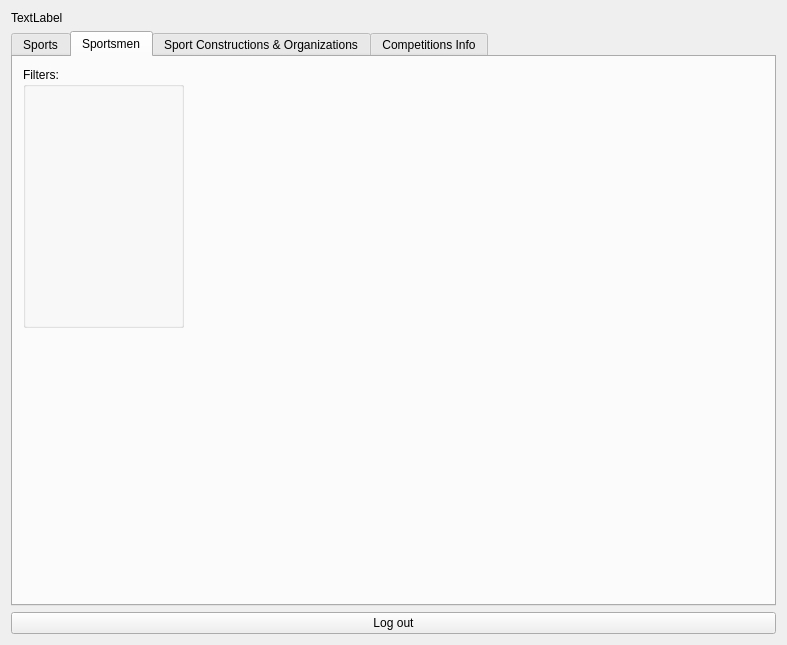
application-developer-DA/db-course, file maintabwindow.ui: the form before one commit.
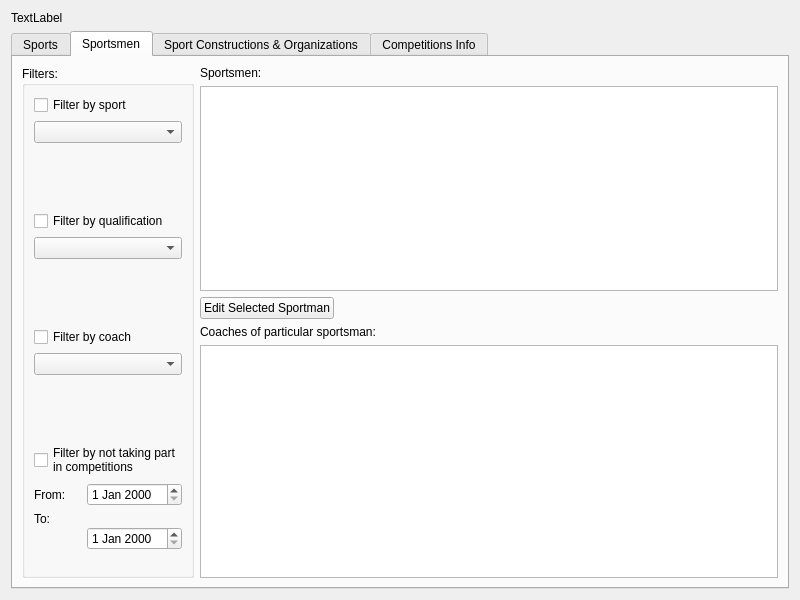
The form after the commit.

Diff of the .ui file:
```diff
--- a/maintabwindow.ui
+++ b/maintabwindow.ui
@@ -6,8 +6,8 @@
    <rect>
     <x>0</x>
     <y>0</y>
-    <width>787</width>
-    <height>645</height>
+    <width>800</width>
+    <height>600</height>
    </rect>
   </property>
   <property name="windowTitle">
@@ -21,13 +21,6 @@
      </property>
     </widget>
    </item>
-   <item row="2" column="0">
-    <widget class="QPushButton" name="disconnectButton">
-     <property name="text">
-      <string>Log out</string>
-     </property>
-    </widget>
-   </item>
    <item row="1" column="0">
     <widget class="QTabWidget" name="tabSportsmen">
      <property name="tabShape">
@@ -124,19 +117,186 @@
       <attribute name="title">
        <string>Sportsmen</string>
       </attribute>
-      <widget class="QGroupBox" name="sportsmenFilters">
-       <property name="geometry">
-        <rect>
-         <x>10</x>
-         <y>10</y>
-         <width>161</width>
-         <height>261</height>
-        </rect>
-       </property>
-       <property name="title">
-        <string>Filters:</string>
-       </property>
-      </widget>
+      <layout class="QGridLayout" name="gridLayout_4">
+       <item row="0" column="0" rowspan="2">
+        <widget class="QGroupBox" name="sportsmenFilters">
+         <property name="title">
+          <string>Filters:</string>
+         </property>
+         <layout class="QGridLayout" name="gridLayout_3">
+          <item row="0" column="0">
+           <layout class="QVBoxLayout" name="verticalLayout_6">
+            <item>
+             <widget class="QCheckBox" name="sportFilterCheckbox">
+              <property name="text">
+               <string>Filter by sport</string>
+              </property>
+             </widget>
+            </item>
+            <item>
+             <widget class="QComboBox" name="sportComboBox"/>
+            </item>
+           </layout>
+          </item>
+          <item row="1" column="0">
+           <spacer name="verticalSpacer">
+            <property name="orientation">
+             <enum>Qt::Vertical</enum>
+            </property>
+            <property name="sizeHint" stdset="0">
+             <size>
+              <width>20</width>
+              <height>63</height>
+             </size>
+            </property>
+           </spacer>
+          </item>
+          <item row="2" column="0">
+           <layout class="QVBoxLayout" name="verticalLayout_5">
+            <item>
+             <widget class="QCheckBox" name="qualificationFilterCheckbox">
+              <property name="text">
+               <string>Filter by qualification</string>
+              </property>
+             </widget>
+            </item>
+            <item>
+             <widget class="QComboBox" name="qualificationComboBox"/>
+            </item>
+           </layout>
+          </item>
+          <item row="3" column="0">
+           <spacer name="verticalSpacer_2">
+            <property name="orientation">
+             <enum>Qt::Vertical</enum>
+            </property>
+            <property name="sizeHint" stdset="0">
+             <size>
+              <width>20</width>
+              <height>63</height>
+             </size>
+            </property>
+           </spacer>
+          </item>
+          <item row="4" column="0">
+           <layout class="QVBoxLayout" name="verticalLayout_4">
+            <item>
+             <widget class="QCheckBox" name="coachFilterCheckbox_2">
+              <property name="text">
+               <string>Filter by coach</string>
+              </property>
+             </widget>
+            </item>
+            <item>
+             <widget class="QComboBox" name="coachFilterCheckbox"/>
+            </item>
+           </layout>
+          </item>
+          <item row="5" column="0">
+           <spacer name="verticalSpacer_3">
+            <property name="orientation">
+             <enum>Qt::Vertical</enum>
+            </property>
+            <property name="sizeHint" stdset="0">
+             <size>
+              <width>20</width>
+              <height>63</height>
+             </size>
+            </property>
+           </spacer>
+          </item>
+          <item row="6" column="0">
+           <layout class="QVBoxLayout" name="verticalLayout_7">
+            <item>
+             <widget class="QCheckBox" name="competitionsFilterCheckbox">
+              <property name="text">
+               <string>Filter by not taking part
+in competitions</string>
+              </property>
+             </widget>
+            </item>
+            <item>
+             <layout class="QGridLayout" name="gridLayout_2">
+              <item row="0" column="0">
+               <widget class="QLabel" name="label_3">
+                <property name="text">
+                 <string>From:</string>
+                </property>
+               </widget>
+              </item>
+              <item row="0" column="1">
+               <widget class="QDateEdit" name="dateEdit"/>
+              </item>
+              <item row="1" column="0">
+               <widget class="QLabel" name="label_4">
+                <property name="text">
+                 <string>&lt;html&gt;&lt;head/&gt;&lt;body&gt;&lt;p&gt;To:&lt;/p&gt;&lt;p&gt;&lt;br/&gt;&lt;/p&gt;&lt;/body&gt;&lt;/html&gt;</string>
+                </property>
+               </widget>
+              </item>
+              <item row="1" column="1">
+               <widget class="QDateEdit" name="dateEdit_2"/>
+              </item>
+             </layout>
+            </item>
+           </layout>
+          </item>
+         </layout>
+        </widget>
+       </item>
+       <item row="0" column="1">
+        <layout class="QVBoxLayout" name="verticalLayout_8">
+         <item>
+          <widget class="QLabel" name="label">
+           <property name="text">
+            <string>Sportsmen:</string>
+           </property>
+          </widget>
+         </item>
+         <item>
+          <widget class="QTableView" name="tableView"/>
+         </item>
+         <item>
+          <layout class="QHBoxLayout" name="horizontalLayout_2">
+           <item>
+            <widget class="QPushButton" name="editSportsmanBtn">
+             <property name="text">
+              <string>Edit Selected Sportman</string>
+             </property>
+            </widget>
+           </item>
+           <item>
+            <spacer name="horizontalSpacer_2">
+             <property name="orientation">
+              <enum>Qt::Horizontal</enum>
+             </property>
+             <property name="sizeHint" stdset="0">
+              <size>
+               <width>318</width>
+               <height>20</height>
+              </size>
+             </property>
+            </spacer>
+           </item>
+          </layout>
+         </item>
+        </layout>
+       </item>
+       <item row="1" column="1">
+        <layout class="QVBoxLayout" name="verticalLayout_9">
+         <item>
+          <widget class="QLabel" name="label_2">
+           <property name="text">
+            <string>Coaches of particular sportsman:</string>
+           </property>
+          </widget>
+         </item>
+         <item>
+          <widget class="QTableView" name="tableView_2"/>
+         </item>
+        </layout>
+       </item>
+      </layout>
      </widget>
      <widget class="QWidget" name="tabBuildlingOrganizations">
       <attribute name="title">
```
